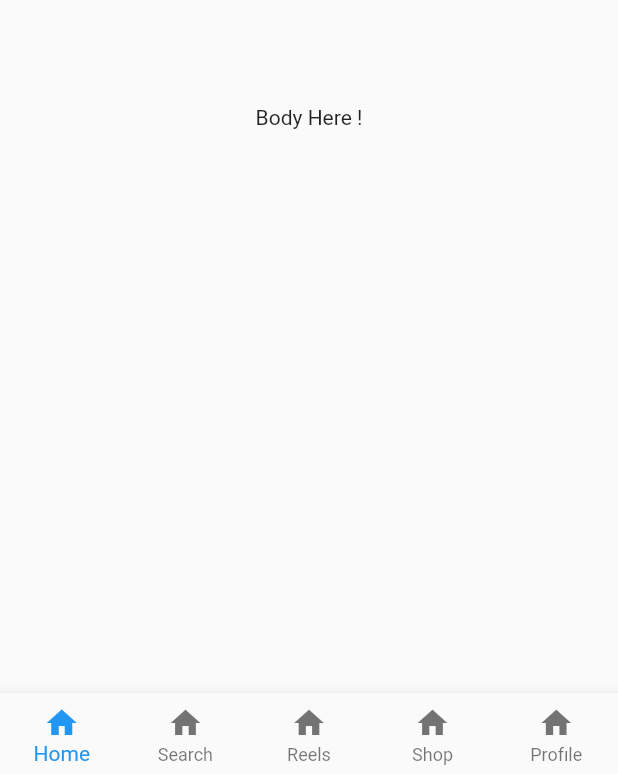
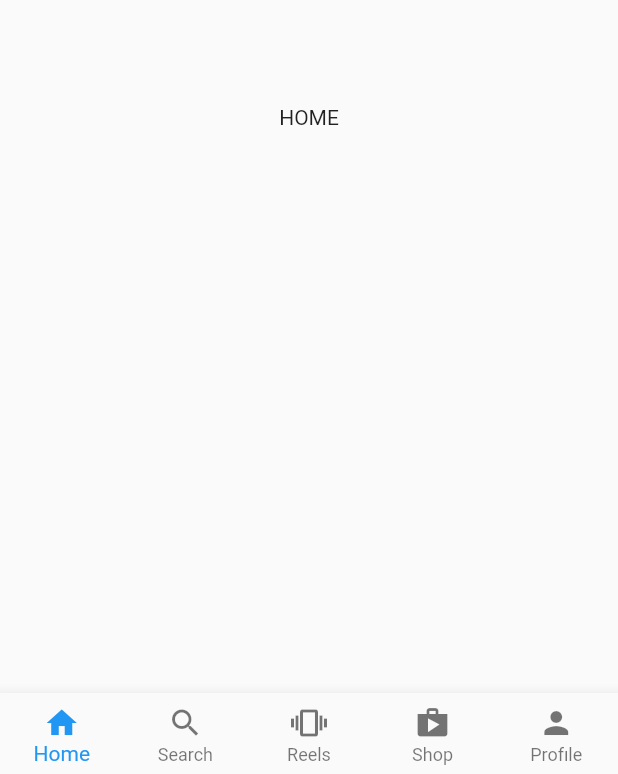
Before and after one commit to eminkartci/Flutter-Instagram-Clone, a Flutter app: the screen it shows after launch, on a phone screen of 412 x 824 dp. Shown: the part 459-1233 px from the top of the screen. Run offline on Flutter 3.47's test engine with Material 2 defaults, Android fonts, the light colour scheme and no system bars.

Commit message:
Nav  Bar ile farkli sayfalar acabiliyoruz

```diff
--- a/instagram_clone_amean/lib/homepage.dart
+++ b/instagram_clone_amean/lib/homepage.dart
@@ -8,18 +8,38 @@ class HomePage extends StatefulWidget {
 }
 
 class _HomePageState extends State<HomePage> {
+  // Define selected index
+  int _selectedIndex = 0;
+  void _navigateBottomNavBar(int index) {
+    setState(() {
+      _selectedIndex = index;
+    });
+  }
+
+  // Different Pages to navigate
+  final List<Widget> _subPages = [
+    Center(child: Text("HOME")),
+    Center(child: Text("SEARCH")),
+    Center(child: Text("REELS")),
+    Center(child: Text("SHOP")),
+    Center(child: Text("PROFILE"))
+  ];
+
   @override
   Widget build(BuildContext context) {
     return Scaffold(
-        body: Center(child: Text("Body Here !")),
+        body: _subPages[_selectedIndex],
         bottomNavigationBar: BottomNavigationBar(
+          currentIndex: _selectedIndex,
+          onTap: _navigateBottomNavBar,
           type: BottomNavigationBarType.fixed,
           items: [
             BottomNavigationBarItem(icon: Icon(Icons.home), label: "Home"),
-            BottomNavigationBarItem(icon: Icon(Icons.home), label: "Search"),
-            BottomNavigationBarItem(icon: Icon(Icons.home), label: "Reels"),
-            BottomNavigationBarItem(icon: Icon(Icons.home), label: "Shop"),
-            BottomNavigationBarItem(icon: Icon(Icons.home), label: "Profıle")
+            BottomNavigationBarItem(icon: Icon(Icons.search), label: "Search"),
+            BottomNavigationBarItem(
+                icon: Icon(Icons.vibration), label: "Reels"),
+            BottomNavigationBarItem(icon: Icon(Icons.shop), label: "Shop"),
+            BottomNavigationBarItem(icon: Icon(Icons.person), label: "Profıle")
           ],
         ));
   }
```
